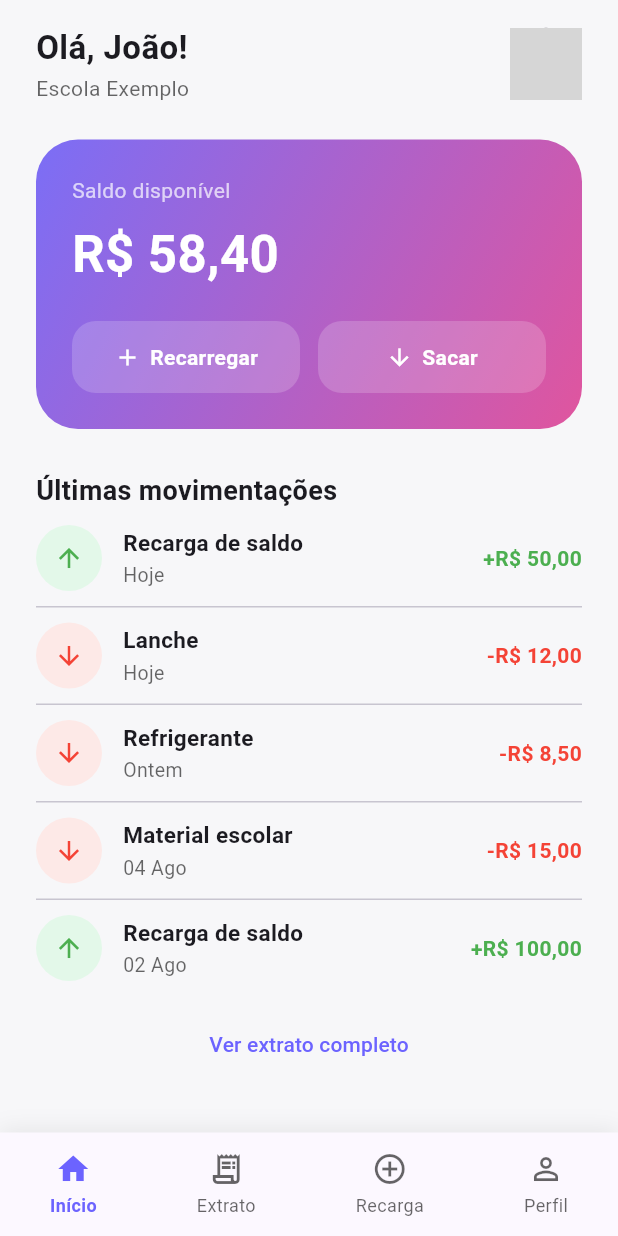
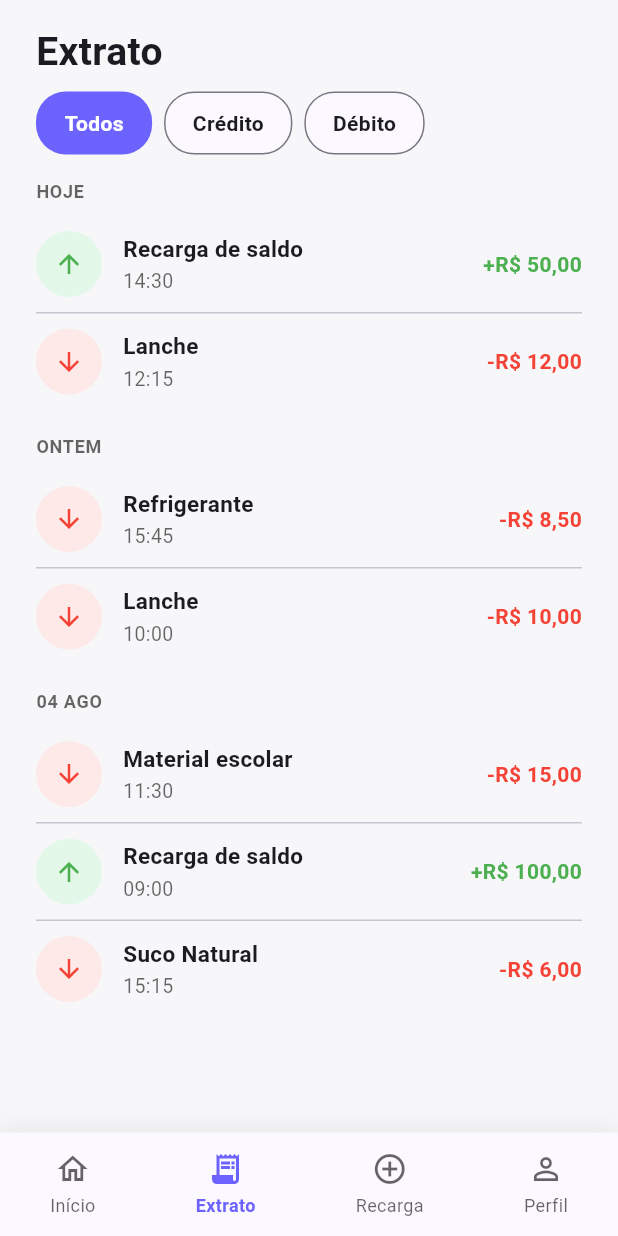
Before and after one commit to DanielGomes-Dev/desafio-iuupi-2, a Flutter app: the screen it shows after launch, on a phone screen of 412 x 824 dp. Run offline on Flutter 3.47's test engine with Material 3 defaults, Android fonts, the phone set to English and light mode, and no system bars; grey boxes are pictures that could not be loaded.

Commit message:
feat: generated mock extractor page

```diff
--- /dev/null
+++ b/carteira_digital_escolar/lib/features/statement/presentation/screens/statement_screen.dart
@@ -0,0 +1,305 @@
+import 'package:flutter/material.dart';
+
+/// ---------------------------------------------------------------------
+/// Versão 100% visual da tela de Extrato, sem nenhuma chamada de rede.
+/// Os dados abaixo são mockados e já vêm agrupados por data
+/// (Hoje / Ontem / 04 Ago) só para preencher o layout.
+/// ---------------------------------------------------------------------
+
+enum _TxType { credit, debit }
+
+class _MockTransaction {
+  final String title;
+  final String time;
+  final double amount;
+  final _TxType type;
+
+  const _MockTransaction({
+    required this.title,
+    required this.time,
+    required this.amount,
+    required this.type,
+  });
+}
+
+class _MockGroup {
+  final String label;
+  final List<_MockTransaction> transactions;
+
+  const _MockGroup({required this.label, required this.transactions});
+}
+
+class _MockData {
+  static const groups = [
+    _MockGroup(label: 'HOJE', transactions: [
+      _MockTransaction(
+          title: 'Recarga de saldo', time: '14:30', amount: 50.00, type: _TxType.credit),
+      _MockTransaction(title: 'Lanche', time: '12:15', amount: 12.00, type: _TxType.debit),
+    ]),
+    _MockGroup(label: 'ONTEM', transactions: [
+      _MockTransaction(
+          title: 'Refrigerante', time: '15:45', amount: 8.50, type: _TxType.debit),
+      _MockTransaction(title: 'Lanche', time: '10:00', amount: 10.00, type: _TxType.debit),
+    ]),
+    _MockGroup(label: '04 AGO', transactions: [
+      _MockTransaction(
+          title: 'Material escolar', time: '11:30', amount: 15.00, type: _TxType.debit),
+      _MockTransaction(
+          title: 'Recarga de saldo', time: '09:00', amount: 100.00, type: _TxType.credit),
+      _MockTransaction(
+          title: 'Suco Natural', time: '15:15', amount: 6.00, type: _TxType.debit),
+    ]),
+  ];
+}
+
+enum _Filter { todos, credito, debito }
+
+class StatementScreen extends StatefulWidget {
+  const StatementScreen({super.key});
+
+  @override
+  State<StatementScreen> createState() => _StatementScreenState();
+}
+
+class _StatementScreenState extends State<StatementScreen> {
+  _Filter _filter = _Filter.todos;
+  int _navIndex = 1;
+
+  List<_MockGroup> get _filteredGroups {
+    if (_filter == _Filter.todos) return _MockData.groups;
+
+    final wantedType = _filter == _Filter.credito ? _TxType.credit : _TxType.debit;
+    return _MockData.groups
+        .map((g) => _MockGroup(
+              label: g.label,
+              transactions: g.transactions.where((t) => t.type == wantedType).toList(),
+            ))
+        .where((g) => g.transactions.isNotEmpty)
+        .toList();
+  }
+
+  @override
+  Widget build(BuildContext context) {
+    return Scaffold(
+      body: SafeArea(
+        child: Column(
+          children: [
+            Padding(
+              padding: const EdgeInsets.fromLTRB(24, 16, 24, 8),
+              child: Row(
+                children: [
+                  const Text('Extrato',
+                      style: TextStyle(fontSize: 26, fontWeight: FontWeight.bold)),
+                ],
+              ),
+            ),
+            Padding(
+              padding: const EdgeInsets.symmetric(horizontal: 24),
+              child: Row(
+                children: [
+                  _FilterChip(
+                    label: 'Todos',
+                    selected: _filter == _Filter.todos,
+                    onTap: () => setState(() => _filter = _Filter.todos),
+                  ),
+                  const SizedBox(width: 8),
+                  _FilterChip(
+                    label: 'Crédito',
+                    selected: _filter == _Filter.credito,
+                    onTap: () => setState(() => _filter = _Filter.credito),
+                  ),
+                  const SizedBox(width: 8),
+                  _FilterChip(
+                    label: 'Débito',
+                    selected: _filter == _Filter.debito,
+                    onTap: () => setState(() => _filter = _Filter.debito),
+                  ),
+                ],
+              ),
+            ),
+            Expanded(
+              child: ListView(
+                padding: const EdgeInsets.fromLTRB(24, 16, 24, 24),
+                children: [
+                  for (final group in _filteredGroups) ...[
+                    Padding(
+                      padding: const EdgeInsets.only(bottom: 8),
+                      child: Text(
+                        group.label,
+                        style: TextStyle(
+                          fontSize: 12,
+                          fontWeight: FontWeight.w600,
+                          letterSpacing: 0.5,
+                          color: Theme.of(context).hintColor,
+                        ),
+                      ),
+                    ),
+                    ...group.transactions.map((t) => Column(
+                          children: [
+                            _TransactionTile(transaction: t),
+                            if (t != group.transactions.last)
+                              const Divider(height: 1),
+                          ],
+                        )),
+                    const SizedBox(height: 16),
+                  ],
+                  if (_filteredGroups.isEmpty)
+                    Padding(
+                      padding: const EdgeInsets.only(top: 60),
+                      child: Center(
+                        child: Text('Nenhuma movimentação encontrada.',
+                            style: TextStyle(color: Theme.of(context).hintColor)),
+                      ),
+                    ),
+                ],
+              ),
+            ),
+          ],
+        ),
+      ),
+      bottomNavigationBar: _BottomNavBar(
+        currentIndex: _navIndex,
+        onTap: (index) => setState(() => _navIndex = index),
+      ),
+    );
+  }
+}
+
+class _FilterChip extends StatelessWidget {
+  final String label;
+  final bool selected;
+  final VoidCallback onTap;
+
+  const _FilterChip({required this.label, required this.selected, required this.onTap});
+
+  @override
+  Widget build(BuildContext context) {
+    return Material(
+      color: selected ? const Color(0xFF6C63FF) : Theme.of(context).cardColor,
+      borderRadius: BorderRadius.circular(20),
+      child: InkWell(
+        onTap: onTap,
+        borderRadius: BorderRadius.circular(20),
+        child: Container(
+          padding: const EdgeInsets.symmetric(horizontal: 18, vertical: 10),
+          decoration: BoxDecoration(
+            borderRadius: BorderRadius.circular(20),
+            border: Border.all(
+              color: selected ? Colors.transparent : Theme.of(context).dividerColor,
+            ),
+          ),
+          child: Text(
+            label,
+            style: TextStyle(
+              color: selected ? Colors.white : Theme.of(context).textTheme.bodyMedium?.color,
+              fontWeight: FontWeight.w600,
+              fontSize: 14,
+            ),
+          ),
+        ),
+      ),
+    );
+  }
+}
+
+class _TransactionTile extends StatelessWidget {
+  final _MockTransaction transaction;
+
+  const _TransactionTile({required this.transaction});
+
+  @override
+  Widget build(BuildContext context) {
+    final isCredit = transaction.type == _TxType.credit;
+    final color = isCredit ? Colors.green : Colors.red;
+    final valor = 'R\$ ${transaction.amount.toStringAsFixed(2).replaceAll('.', ',')}';
+
+    return Padding(
+      padding: const EdgeInsets.symmetric(vertical: 10),
+      child: Row(
+        children: [
+          Container(
+            width: 44,
+            height: 44,
+            decoration: BoxDecoration(
+              color: isCredit ? const Color(0xFFE3F8E9) : const Color(0xFFFDE9E7),
+              shape: BoxShape.circle,
+            ),
+            child: Icon(
+              isCredit ? Icons.arrow_upward : Icons.arrow_downward,
+              color: color,
+              size: 20,
+            ),
+          ),
+          const SizedBox(width: 14),
+          Expanded(
+            child: Column(
+              crossAxisAlignment: CrossAxisAlignment.start,
+              children: [
+                Text(transaction.title,
+                    style: const TextStyle(fontWeight: FontWeight.w600, fontSize: 15)),
+                const SizedBox(height: 2),
+                Text(transaction.time,
+                    style: TextStyle(color: Theme.of(context).hintColor, fontSize: 13)),
+              ],
+            ),
+          ),
+          Text(
+            isCredit ? '+$valor' : '-$valor',
+            style: TextStyle(fontWeight: FontWeight.bold, fontSize: 14, color: color),
+          ),
+        ],
+      ),
+    );
+  }
+}
+
+class _BottomNavBar extends StatelessWidget {
+  final int currentIndex;
+  final ValueChanged<int> onTap;
+
+  const _BottomNavBar({required this.currentIndex, required this.onTap});
+
+  static const _items = [
+    (icon: Icons.home_outlined, activeIcon: Icons.home, label: 'Início'),
+    (icon: Icons.receipt_long_outlined, activeIcon: Icons.receipt_long, label: 'Extrato'),
+    (icon: Icons.add_circle_outline, activeIcon: Icons.add_circle, label: 'Recarga'),
+    (icon: Icons.person_outline, activeIcon: Icons.person, label: 'Perfil'),
+  ];
+
+  @override
+  Widget build(BuildContext context) {
+    return Container(
+      padding: const EdgeInsets.symmetric(vertical: 12),
+      decoration: BoxDecoration(
+        color: Theme.of(context).cardColor,
+        boxShadow: const [
+          BoxShadow(color: Color(0x14000000), blurRadius: 12, offset: Offset(0, -2)),
+        ],
+      ),
+      child: Row(
+        mainAxisAlignment: MainAxisAlignment.spaceAround,
+        children: List.generate(_items.length, (index) {
+          final item = _items[index];
+          final selected = index == currentIndex;
+          final color = selected ? const Color(0xFF6C63FF) : Theme.of(context).hintColor;
+
+          return InkWell(
+            onTap: () => onTap(index),
+            child: Column(
+              mainAxisSize: MainAxisSize.min,
+              children: [
+                Icon(selected ? item.activeIcon : item.icon, color: color, size: 24),
+                const SizedBox(height: 4),
+                Text(item.label,
+                    style: TextStyle(
+                        color: color,
+                        fontSize: 12,
+                        fontWeight: selected ? FontWeight.w600 : FontWeight.normal)),
+              ],
+            ),
+          );
+        }),
+      ),
+    );
+  }
+}
--- a/carteira_digital_escolar/lib/main.dart
+++ b/carteira_digital_escolar/lib/main.dart
@@ -1,4 +1,5 @@
 import 'package:carteira_digital_escolar/features/dashboard/presentation/screens/dashboard_screen.dart';
+import 'package:carteira_digital_escolar/features/statement/presentation/screens/statement_screen.dart';
 import 'package:flutter/material.dart';
 import 'core/theme/app_theme.dart';
 import 'features/auth/presentation/screens/login_screen.dart';
@@ -15,9 +16,15 @@ class MyApp extends StatelessWidget {
     return MaterialApp(
       title: 'IUUPI',
       debugShowCheckedModeBanner: false,
-      theme: AppTheme.light,
+      // theme: AppTheme.light,
+      theme: ThemeData(
+        useMaterial3: true,
+        scaffoldBackgroundColor: const Color(0xFFF7F7F9),
+        colorScheme: ColorScheme.fromSeed(seedColor: const Color(0xFF6C63FF)),
+      ),
       // home: const LoginScreen(),
-      home: const DashboardScreen(),
+      // home: const DashboardScreen(),
+      home: const StatementScreen(),
     );
   }
 }
```
